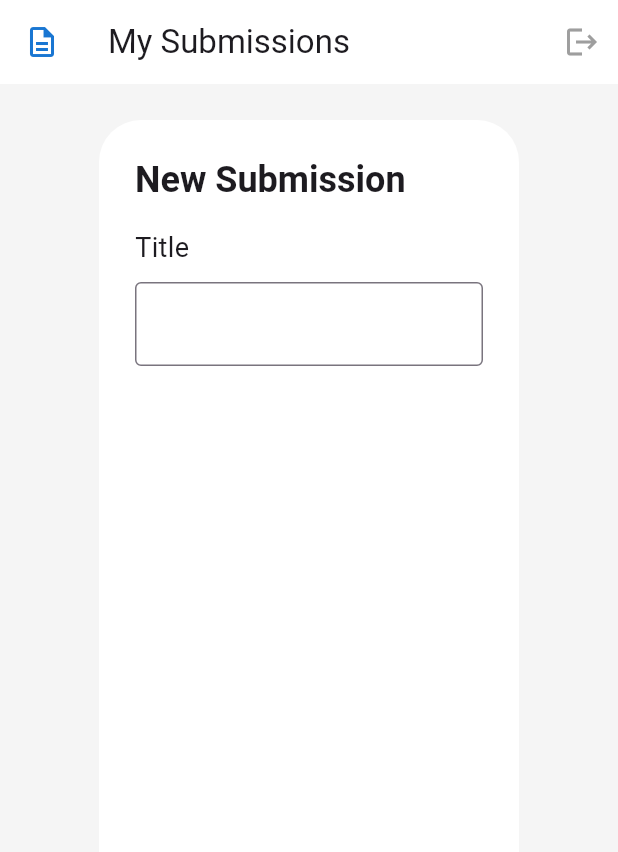
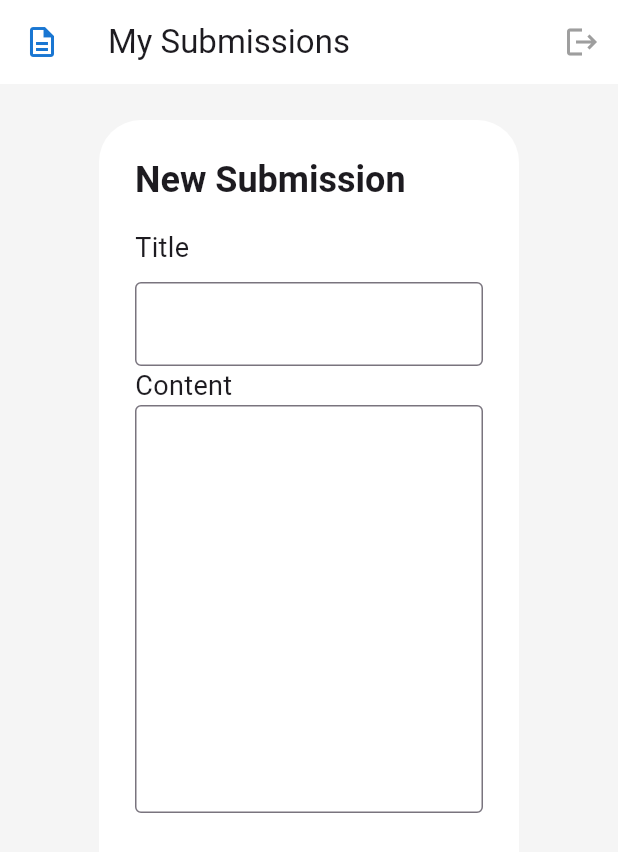
Before and after one commit to DanielLeke/TurnIn-App, a Flutter app: the screen it shows after launch, on a phone screen of 412 x 824 dp. Shown: the top 852 px of the screen. Run offline on Flutter 3.47's test engine with Material 3 defaults, Android fonts, the phone set to English and light mode, and no system bars; our stand-ins replace get; Roboto replaces fonts that are missing (Sans Serif).

Commit message:
Built the text to indicate it's for Content and built the TextFormField for it

```diff
--- a/lib/students/students_page.dart
+++ b/lib/students/students_page.dart
@@ -53,13 +53,31 @@ class SubmisssionForm extends StatelessWidget {
 }
 
 class SubmissionContent extends StatelessWidget {
-  const SubmissionContent({
-    super.key,
-  });
+  const SubmissionContent({super.key});
 
   @override
   Widget build(BuildContext context) {
-    return Column();
+    return Column(
+      crossAxisAlignment: CrossAxisAlignment.start,
+      children: [
+        Text(
+          "Content",
+          style: TextStyle(fontFamily: 'Sans Serif', fontSize: 18),
+        ),
+        TextFormField(
+          decoration: InputDecoration(border: OutlineInputBorder()),
+          keyboardType: TextInputType.multiline,
+          maxLines: 10,
+          validator: (value) {
+            if (value == null || value.isEmpty) {
+              return 'Content is required';
+            }
+            return null;
+          },
+          onSaved: (newValue) {},
+        ),
+      ],
+    );
   }
 }
 
```
